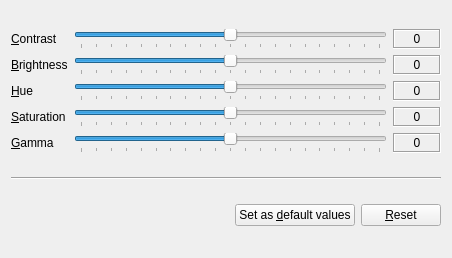
Qt form src/videoequalizer2.ui (wilbert2000/wzplayer) before a commit.
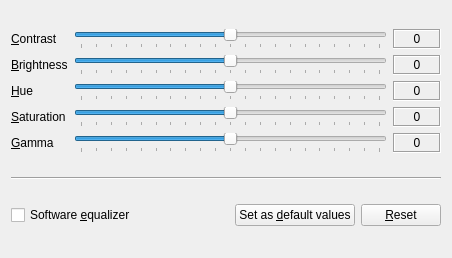
The same form after that commit.

Commit message: Add an option to enable the video equalizer by software in the video equalizer window.

```diff
--- a/src/videoequalizer2.ui
+++ b/src/videoequalizer2.ui
@@ -298,17 +298,17 @@
    <item>
     <layout class="QHBoxLayout" name="horizontalLayout">
      <item>
-      <spacer name="horizontalSpacer">
-       <property name="orientation">
-        <enum>Qt::Horizontal</enum>
+      <widget class="QCheckBox" name="bysoftware_check">
+       <property name="sizePolicy">
+        <sizepolicy hsizetype="MinimumExpanding" vsizetype="Fixed">
+         <horstretch>0</horstretch>
+         <verstretch>0</verstretch>
+        </sizepolicy>
        </property>
-       <property name="sizeHint" stdset="0">
-        <size>
-         <width>40</width>
-         <height>20</height>
-        </size>
+       <property name="text">
+        <string>Software &amp;equalizer</string>
        </property>
-      </spacer>
+      </widget>
      </item>
      <item>
       <widget class="QPushButton" name="makedefault_button">
```
Left out of the diff: 10 changed lines with no effect on the pictures. The commit also changes 5 other files.
